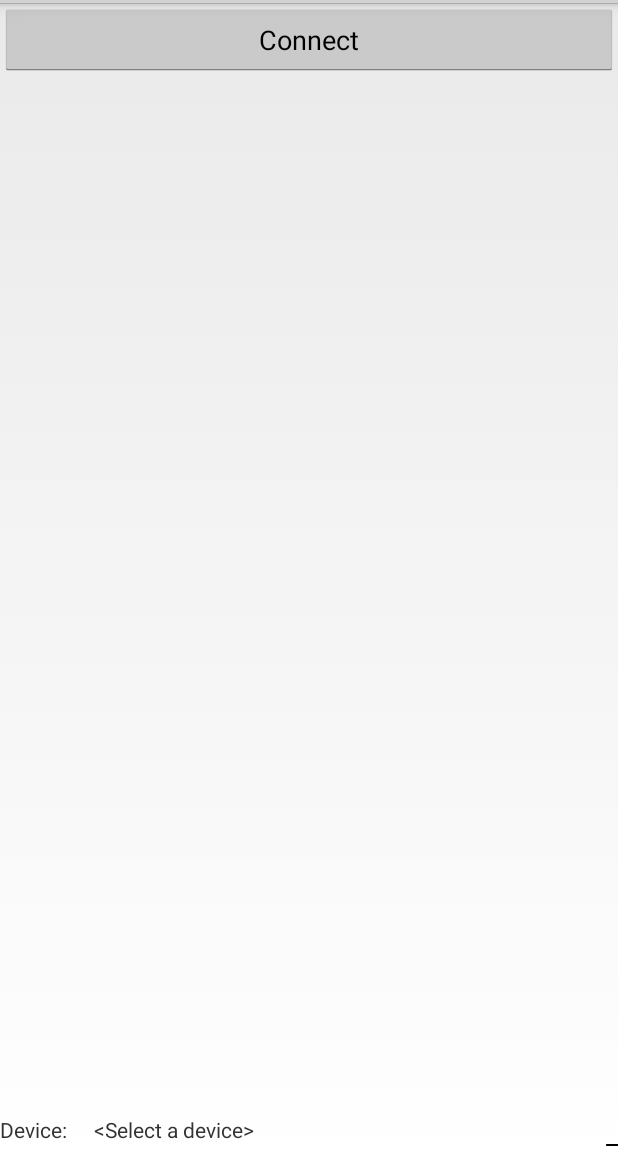
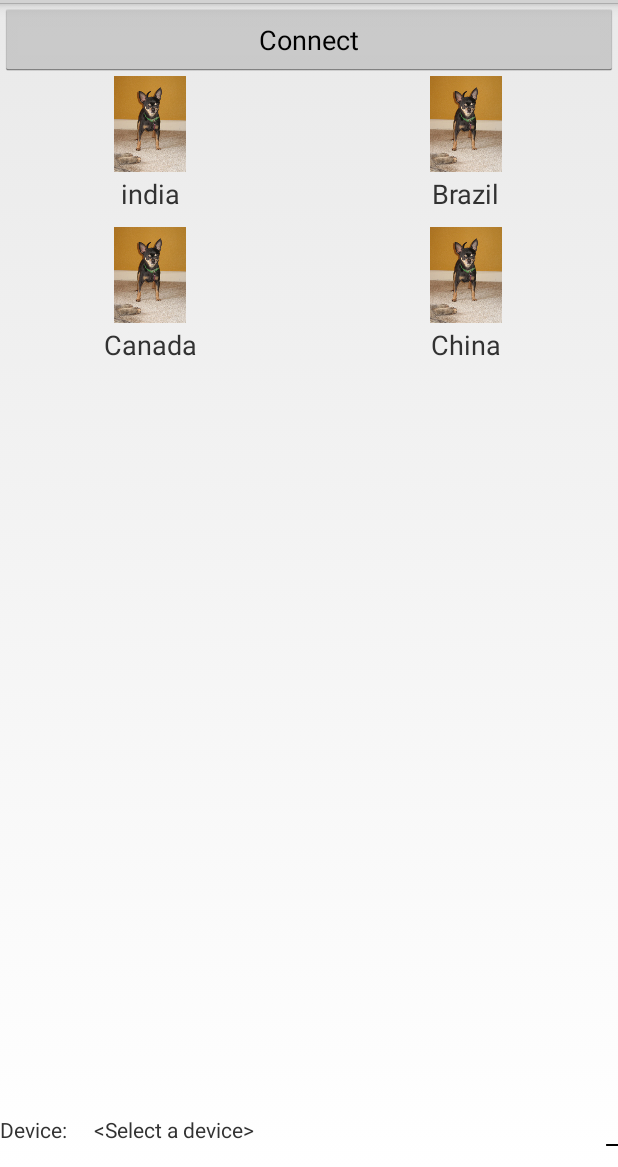
Before and after one commit to zhexxian/IoTSmartSuitcaseApp, an Android app: the screen it shows after launch (MainActivity), on a phone screen of 412 x 824 dp, the part 69-1236 px from its top. Run offline under Robolectric (Android 15) with nearby library versions, the phone set to English and light mode, and no system bars; 2 statements that could not run were skipped.

Commit message:
updating puppies

```diff
--- /dev/null
+++ b/app/src/main/java/com/nordicsemi/nrfUARTv2/GridviewAdapter.java
@@ -0,0 +1,79 @@
+package com.nordicsemi.nrfUARTv2;
+
+import android.app.Activity;
+import android.view.LayoutInflater;
+import android.view.View;
+import android.view.ViewGroup;
+import android.widget.BaseAdapter;
+import android.widget.ImageView;
+import android.widget.TextView;
+
+import java.util.ArrayList;
+
+/**
+ * Created by MinhBreaker on 12/12/15.
+ */
+public class GridviewAdapter extends BaseAdapter
+{
+    private ArrayList<String> listInfo;
+    private ArrayList<Integer> listIcon;
+    private Activity activity;
+
+    public GridviewAdapter(Activity activity,ArrayList<String> listInfo, ArrayList<Integer> listIcon) {
+        super();
+        this.listInfo = listInfo;
+        this.listIcon = listIcon;
+        this.activity = activity;
+    }
+
+    @Override
+    public int getCount() {
+        // TODO Auto-generated method stub
+        return listInfo.size();
+    }
+
+    @Override
+    public String getItem(int position) {
+        // TODO Auto-generated method stub
+        return listInfo.get(position);
+    }
+
+    @Override
+    public long getItemId(int position) {
+        // TODO Auto-generated method stub
+        return 0;
+    }
+
+    public static class ViewHolder
+    {
+        public ImageView imgViewFlag;
+        public TextView txtViewTitle;
+    }
+
+    @Override
+    public View getView(int position, View convertView, ViewGroup parent) {
+        // TODO Auto-generated method stub
+        ViewHolder view;
+        LayoutInflater inflator = activity.getLayoutInflater();
+
+        if(convertView==null)
+        {
+            view = new ViewHolder();
+            convertView = inflator.inflate(R.layout.gridview_row, null);
+
+            view.txtViewTitle = (TextView) convertView.findViewById(R.id.textView1);
+            view.imgViewFlag = (ImageView) convertView.findViewById(R.id.imageView1);
+
+            convertView.setTag(view);
+        }
+        else
+        {
+            view = (ViewHolder) convertView.getTag();
+        }
+
+        view.txtViewTitle.setText(listInfo.get(position));
+        view.imgViewFlag.setImageResource(listIcon.get(position));
+
+        return convertView;
+    }
+}
--- a/app/src/main/java/com/nordicsemi/nrfUARTv2/MainActivity.java
+++ b/app/src/main/java/com/nordicsemi/nrfUARTv2/MainActivity.java
@@ -90,12 +90,12 @@ public class MainActivity extends Activity implements RadioGroup.OnCheckedChange
     private BluetoothDevice mDevice = null;
     private BluetoothAdapter mBtAdapter = null;
     private ListView messageListView;
-    private ArrayAdapter<String> listAdapter;
+    //private ArrayAdapter<String> listAdapter;
     private Button btnConnectDisconnect;
 
-    //private GridviewAdapter mAdapter;
-    private ArrayList<String> listCountry;
-    private ArrayList<Integer> listFlag;
+    private GridviewAdapter mAdapter;
+    private ArrayList<String> listInfo;
+    private ArrayList<Integer> listIcon;
 
     private GridView gridView;
 
@@ -107,10 +107,32 @@ public class MainActivity extends Activity implements RadioGroup.OnCheckedChange
     double lat;
     double lng;
     int checkOpen=0;
+
     @Override
     public void onCreate(Bundle savedInstanceState) {
         super.onCreate(savedInstanceState);
         setContentView(R.layout.main);
+
+        prepareList();
+
+
+        // prepared arraylist and passed it to the Adapter class
+        mAdapter = new GridviewAdapter(this, listInfo, listIcon);
+
+        // Set custom adapter to gridview
+        gridView = (GridView) findViewById(R.id.gridView);
+        gridView.setAdapter(mAdapter);
+
+//        // Implement On Item click listener
+//        gridView.setOnItemClickListener(new OnItemClickListener()
+//        {
+//            @Override
+//            public void onItemClick(AdapterView<?> arg0, View arg1, int position,
+//                                    long arg3) {
+//                Toast.makeText(GridViewExampleActivity.this, mAdapter.getItem(position), Toast.LENGTH_SHORT).show();
+//            }
+//        });
+
         mBtAdapter = BluetoothAdapter.getDefaultAdapter();
         if (mBtAdapter == null) {
             Toast.makeText(this, "Bluetooth is not available", Toast.LENGTH_LONG).show();
@@ -119,18 +141,13 @@ public class MainActivity extends Activity implements RadioGroup.OnCheckedChange
         }
 
 
-
-        GridView messageListView = (GridView) findViewById(R.id.gridView);
-        listAdapter = new ArrayAdapter<String>(this, R.layout.message_detail);
-        messageListView.setAdapter(listAdapter);
+        //GridView messageListView = (GridView) findViewById(R.id.gridView);
+        //listAdapter = new ArrayAdapter<String>(this, R.layout.message_detail);
+        //messageListView.setAdapter(listAdapter);
 
 
-
-
-        btnConnectDisconnect=(Button) findViewById(R.id.btn_select);
+        btnConnectDisconnect = (Button) findViewById(R.id.btn_select);
         service_init();
-
-
 
 
         // Handle Disconnect & Connect button
@@ -141,9 +158,8 @@ public class MainActivity extends Activity implements RadioGroup.OnCheckedChange
                     Log.i(TAG, "onClick - BT not enabled yet");
                     Intent enableIntent = new Intent(BluetoothAdapter.ACTION_REQUEST_ENABLE);
                     startActivityForResult(enableIntent, REQUEST_ENABLE_BT);
-                }
-                else {
-                	if (btnConnectDisconnect.getText().equals("Connect")){
+                } else {
+                    if (btnConnectDisconnect.getText().equals("Connect")) {
 
                         //Connect button pressed, open DeviceListActivity class, with popup windows that scan for devices
 
@@ -151,8 +167,7 @@ public class MainActivity extends Activity implements RadioGroup.OnCheckedChange
                         startActivityForResult(newIntent, REQUEST_SELECT_DEVICE);
                     } else {
                         //Disconnect button pressed
-        				if (mDevice!=null)
-        				{
+                        if (mDevice != null) {
                             mService.disconnect();
 
                         }
@@ -161,7 +176,30 @@ public class MainActivity extends Activity implements RadioGroup.OnCheckedChange
             }
         });
         // Set initial UI state
+
     }
+
+    public void prepareList() {
+        listInfo = new ArrayList<String>();
+
+        listInfo.add("india");
+        listInfo.add("Brazil");
+        listInfo.add("Canada");
+        listInfo.add("China");
+
+
+        listIcon = new ArrayList<Integer>();
+
+        listIcon.add(R.drawable.sample_0);
+        listIcon.add(R.drawable.sample_0);
+        listIcon.add(R.drawable.sample_0);
+        listIcon.add(R.drawable.sample_0);
+        listIcon.add(R.drawable.sample_0);
+
+
+    }
+
+
 
     //UART service connected/disconnected
     private ServiceConnection mServiceConnection = new ServiceConnection() {
@@ -190,6 +228,10 @@ public class MainActivity extends Activity implements RadioGroup.OnCheckedChange
         }
     };
 
+
+
+
+
     private final BroadcastReceiver UARTStatusChangeReceiver = new BroadcastReceiver() {
 
         public void onReceive(Context context, Intent intent) {
@@ -203,9 +245,9 @@ public class MainActivity extends Activity implements RadioGroup.OnCheckedChange
                          	String currentDateTimeString = DateFormat.getTimeInstance().format(new Date());
                              Log.d(TAG, "UART_CONNECT_MSG");
                              btnConnectDisconnect.setText("Disconnect");
-                          ((TextView) findViewById(R.id.deviceName)).setText(mDevice.getName()+ " - ready");
-                             listAdapter.clear();
-                             listAdapter.add("[" + currentDateTimeString + "] Connected to: " + mDevice.getName());
+                          ((TextView) findViewById(R.id.deviceName)).setText(mDevice.getName() + " - ready");
+                             //listAdapter.clear();
+                             //listAdapter.add("[" + currentDateTimeString + "] Connected to: " + mDevice.getName());
                         	 	//messageListView.smoothScrollToPosition(listAdapter.getCount() - 1);
                              mState = UART_PROFILE_CONNECTED;
                      }
@@ -220,8 +262,8 @@ public class MainActivity extends Activity implements RadioGroup.OnCheckedChange
                              Log.d(TAG, "UART_DISCONNECT_MSG");
                              btnConnectDisconnect.setText("Connect");
                              ((TextView) findViewById(R.id.deviceName)).setText("Not Connected");
-                             listAdapter.clear();
-                             listAdapter.add("["+currentDateTimeString+"] Disconnected to: "+ mDevice.getName());
+                             //listAdapter.clear();
+                             //listAdapter.add("["+currentDateTimeString+"] Disconnected to: "+ mDevice.getName());
                              mState = UART_PROFILE_DISCONNECTED;
                              mService.close();
                             //setUiState();
@@ -282,11 +324,29 @@ public class MainActivity extends Activity implements RadioGroup.OnCheckedChange
                                 weight = statuses[0].substring(3,statuses[0].length())+"\n";
                                 lat = Double.parseDouble(statuses[1]);
                                 lng = Double.parseDouble(statuses[2]);
-                                listAdapter.clear();
-                        	 	listAdapter.add("Suitcase status:\n"+openStt);
-                                listAdapter.add("Damage or not: "+damageStt);
-                                listAdapter.add("Spillage or not: "+spillageStt);                                                                           //messageListView.smoothScrollToPosition(listAdapter.getCount() - 1);
-                        	    listAdapter.add("The suitcase weighs " +weight+"kg.\n");
+
+
+                             listInfo.clear();
+                             listInfo.add("Suitcase status:\n" + openStt);
+                             listInfo.add("Damage or not: " + damageStt);
+                             listInfo.add("Spillage or not: " + spillageStt);                                                                           //messageListView.smoothScrollToPosition(listAdapter.getCount() - 1);
+                             listInfo.add("The suitcase weighs " + weight + "kg.\n");
+
+                             listIcon.clear();
+                             listIcon.add(R.drawable.sample_1);
+                             listIcon.add(R.drawable.sample_2);
+                             listIcon.add(R.drawable.sample_3);
+                             listIcon.add(R.drawable.sample_4);
+
+                             gridView.setAdapter(mAdapter);
+
+
+
+//                                listAdapter.clear();
+//                        	 	listAdapter.add("Suitcase status:\n"+openStt);
+//                                listAdapter.add("Damage or not: "+damageStt);
+//                                listAdapter.add("Spillage or not: "+spillageStt);                                                                           //messageListView.smoothScrollToPosition(listAdapter.getCount() - 1);
+//                        	    listAdapter.add("The suitcase weighs " +weight+"kg.\n");
 
                          } catch (Exception e) {
                              Log.e(TAG, e.toString());
--- /dev/null
+++ b/app/src/main/res/layout/gridview_row.xml
@@ -0,0 +1,24 @@
+<?xml version="1.0" encoding="utf-8"?>
+<RelativeLayout xmlns:android="http://schemas.android.com/apk/res/android"
+    android:layout_width="match_parent" android:layout_height="match_parent">
+
+    <ImageView
+        android:layout_height="64dp"
+        android:id="@+id/imageView1"
+        android:layout_width="64dp"
+        android:layout_alignParentTop="true"
+        android:layout_centerHorizontal="true">
+    </ImageView>
+
+    <TextView
+        android:text="TextView"
+        android:layout_height="wrap_content"
+        android:id="@+id/textView1"
+        android:layout_width="wrap_content"
+        android:layout_below="@+id/imageView1"
+        android:layout_marginTop="2dp"
+        android:layout_centerHorizontal="true"
+        android:textSize="18sp"
+        android:ellipsize="marquee"></TextView>
+
+</RelativeLayout>
--- a/app/src/main/res/layout/main.xml
+++ b/app/src/main/res/layout/main.xml
@@ -32,7 +32,6 @@
             android:layout_weight="4.11"
             android:orientation="vertical" >
 
-
             <GridView
                 android:layout_width="match_parent"
                 android:layout_height="match_parent"
@@ -44,6 +43,7 @@
                 android:horizontalSpacing="10dp"
                 android:stretchMode="columnWidth"
                 android:gravity="center" />
+
         </RelativeLayout>
     </LinearLayout>
 
```
Lines whose indentation alone changed are shown as unchanged.
